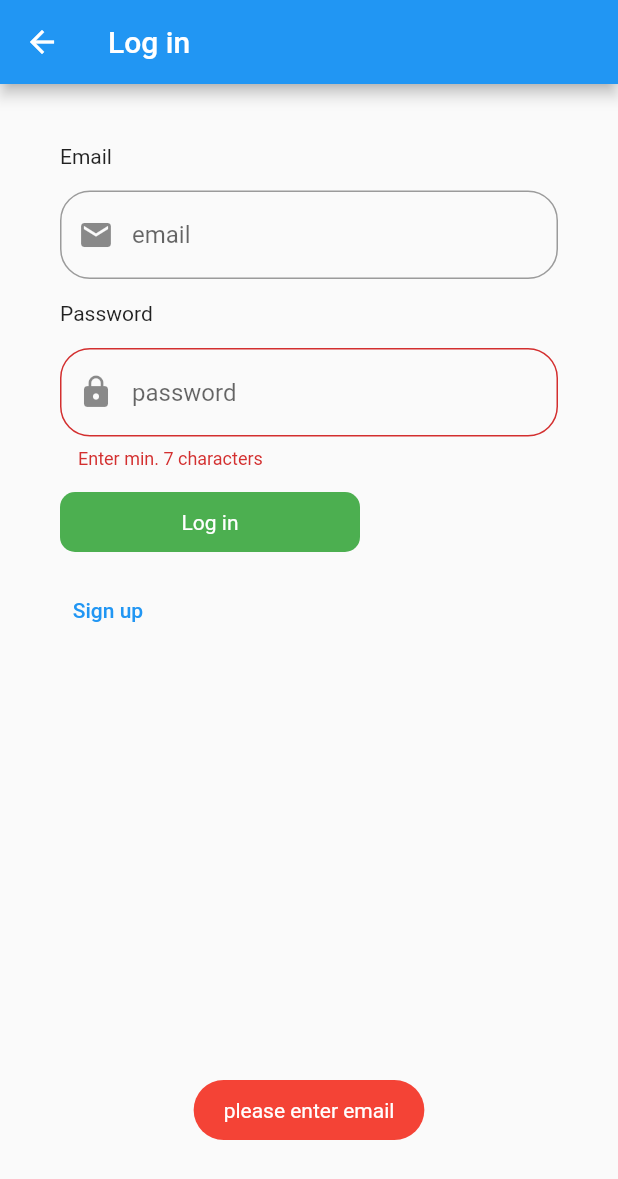
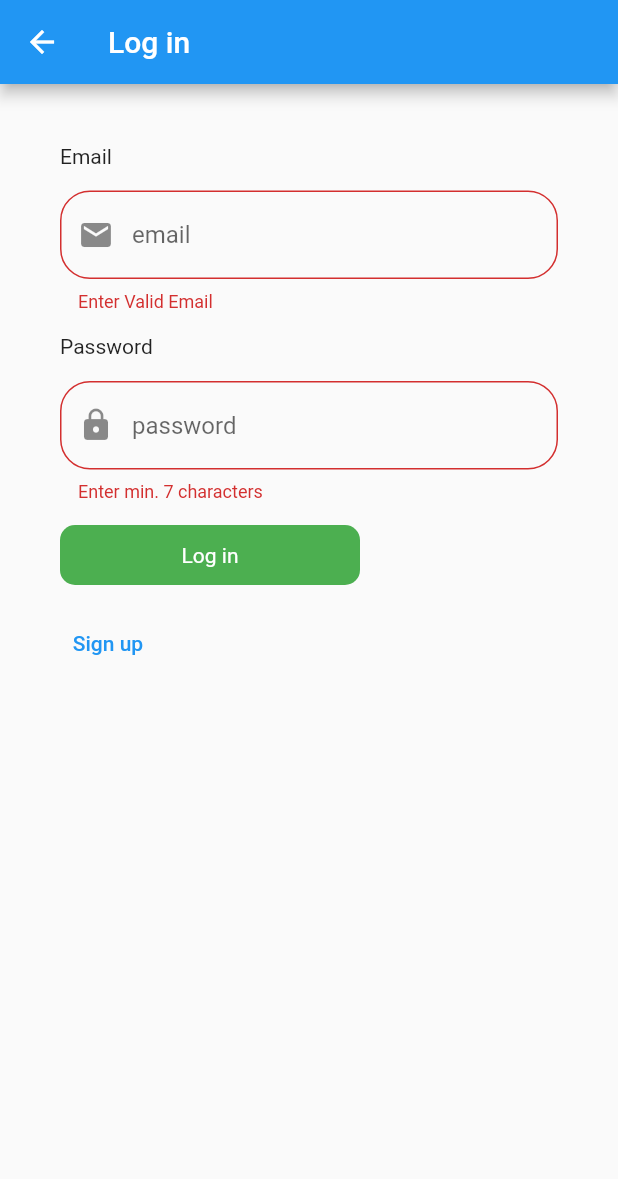
Before and after one commit to DonShan/Flutter-LoginView, a Flutter app: the Login screen opened directly, after a tap on "Log in", on a phone screen of 412 x 824 dp. Shown: the top 1179 px of the screen. Run offline on Flutter 3.47's test engine with Material 2 defaults, Android fonts, the phone set to English and light mode, and no system bars; our stand-ins replace another_flushbar, email_validator, fluttertoast, shared_preferences; accounts and stored records are empty; network calls fail.

Commit message:
Modify email validation

```diff
--- a/lib/views/cutom_comp/email_field_widget.dart
+++ b/lib/views/cutom_comp/email_field_widget.dart
@@ -27,11 +27,9 @@ class _EmailDeildWidgetState extends State<EmailDeildWidget> {
         ),
         keyboardType: TextInputType.emailAddress,
         autofillHints: const [AutofillHints.email],
-        validator: (email) {
-          email != null && !EmailValidator.validate(email)
-              ? 'Enter Valid Email'
-              : null;
-        },
+        validator: (email) => email != null && !EmailValidator.validate(email)
+            ? "Enter Valid Email"
+            : null,
         onSaved: (value) => _userName = value!,
       );
 }
--- a/lib/views/login.dart
+++ b/lib/views/login.dart
@@ -19,8 +19,6 @@ class Login extends StatefulWidget {
 }
 
 class _LoginState extends State<Login> {
-  String? _userName, _password;
-
   @override
   Widget build(BuildContext context) {
     final formKey = GlobalKey<FormState>();
@@ -70,15 +68,13 @@ class _LoginState extends State<Login> {
                     title: "Log in",
                     loading: authViewModel.loading,
                     onPress: () {
-                      final isValidForm = formKey.currentState!.validate();
-                      if (_emailController.text.isEmpty) {
-                        Utill.toastMessage("please enter email");
-                      } else if (_passwordController.text.isEmpty) {
-                        Utill.toastMessage("Please Enter Password");
-                      } else if (_passwordController.text.length < 6) {
-                        Utill.toastMessage("Please enter 6 digit password");
-                      } else if (isValidForm) {
-                        //This should be Map data
+                      final form = formKey.currentState!;
+                      if (form.validate()) {
+                        final email = _emailController.text;
+                        ScaffoldMessenger.of(context)
+                          ..removeCurrentSnackBar()
+                          ..showSnackBar(
+                              SnackBar(content: Text("Your Email is $email")));
                         Map data = {
                           'email': 'eve.holt@reqres.in',
                           'password': 'cityslicka',
@@ -86,38 +82,7 @@ class _LoginState extends State<Login> {
                         authViewModel.loginApi(data, context);
                         print("api hit");
                       }
-
-                      // Map data = {
-                      //   'email': _userName?.toString(),
-                      //   'password': _password?.toString(),
-                      // };
-                      // authViewModel.loginApi(data, context);
-                      // print("api hit");
                     }),
-                // ElevatedButton(
-                //   style: ElevatedButton.styleFrom(
-                //     primary: Colors.red, // background
-                //     onPrimary: Colors.white, // foreground
-                //   ),
-                //   child: const Text('Log in'),
-                //   onPressed: () {
-                //     if (_emailController.text.isEmpty) {
-                //       Utill.toastMessage("please enter email");
-                //     } else if (_passwordController.text.isEmpty) {
-                //       Utill.toastMessage("Please Enter Password");
-                //     } else if (_passwordController.text.length < 6) {
-                //       Utill.toastMessage("Please enter 6 digit password");
-                //     } else {
-                //       //This should be Map data
-                //     }
-                //     Map data = {
-                //       'email': _userName?.toString(),
-                //       'password': _password?.toString(),
-                //     };
-                //     authViewModel.loginApi(data, context);
-                //     print("api hit");
-                //   },
-                // ),
                 const SizedBox(
                   height: 15.0,
                 ),
```
